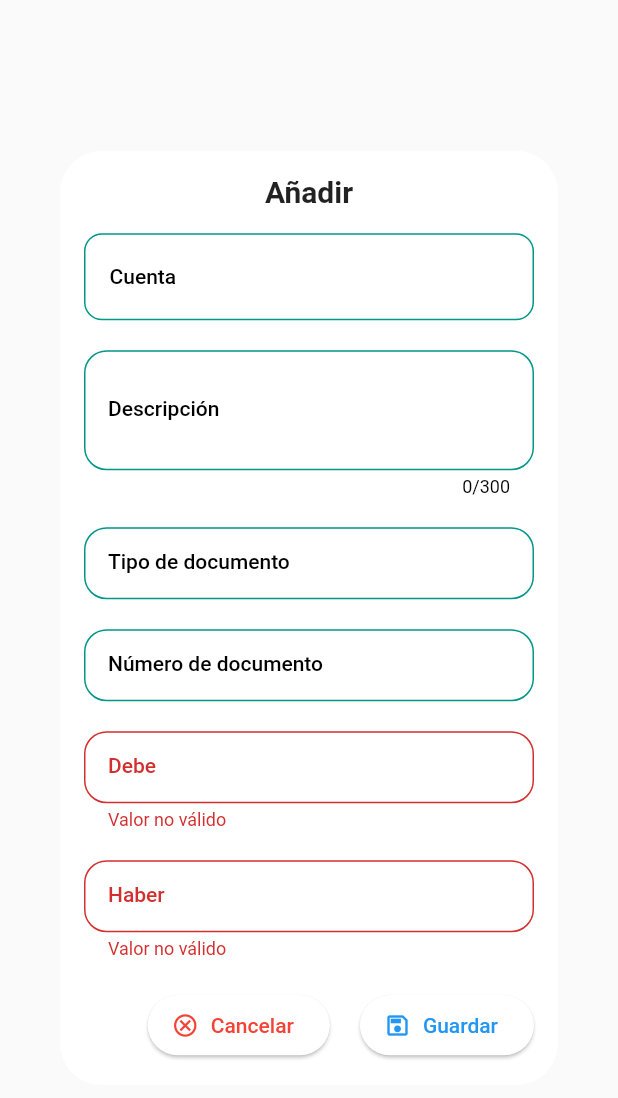
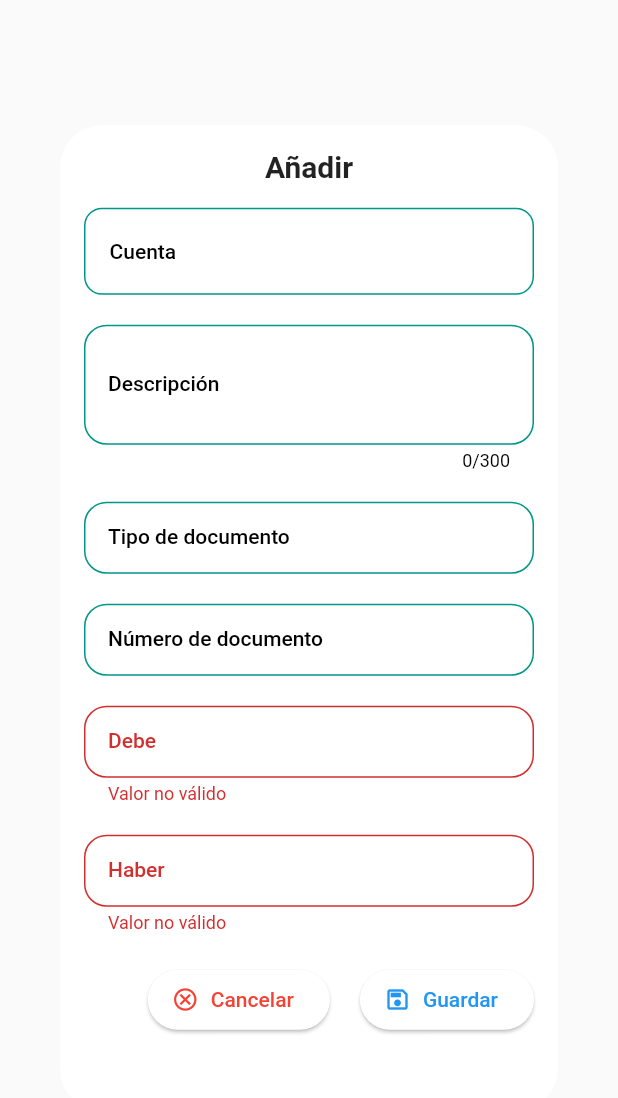
Before and after one commit to astudilloalex/flutter-sqlite-simple-accounting-windows, a Flutter app: the AddSeatDetailDialog widget shown alone on an empty page, opened directly, on a phone screen of 412 x 824 dp. Shown: the top 1098 px of the screen. Run offline on Flutter 3.47's test engine with Material 2 defaults, Android fonts, the phone set to English and light mode, and no system bars; our stand-ins replace flutter_bloc, get_it, get_storage, go_router, sqflite_common, sqflite_common_ffi; missing offline and left inert: bcrypt; accounts and stored records are empty; generated files the repository leaves out were written again.

Commit message:
For merge

```diff
--- a/lib/ui/pages/add_seat/widgets/add_seat_detail_dialog.dart
+++ b/lib/ui/pages/add_seat/widgets/add_seat_detail_dialog.dart
@@ -16,7 +16,7 @@ class AddSeatDetailDialog extends StatelessWidget {
       child: Padding(
         padding: const EdgeInsets.all(16.0),
         child: ConstrainedBox(
-          constraints: const BoxConstraints(maxWidth: 650.0),
+          constraints: const BoxConstraints(maxWidth: 650.0, maxHeight: 625.0),
           child: Column(
             mainAxisSize: MainAxisSize.min,
             children: [
@@ -28,7 +28,7 @@ class AddSeatDetailDialog extends StatelessWidget {
                 ),
               ),
               const Divider(),
-              const _Form(),
+              const Expanded(child: _Form()),
             ],
           ),
         ),
@@ -85,7 +85,6 @@ class _FormState extends State<_Form> {
     return Form(
       key: formKey,
       child: ListView(
-        shrinkWrap: true,
         children: [
           // Account
           ListTile(
--- a/pubspec.yaml
+++ b/pubspec.yaml
@@ -30,6 +30,7 @@ environment:
 dependencies:
   bcrypt: ^1.1.3
   collection: ^1.17.0
+  decimal: ^2.3.2
   flutter:
     sdk: flutter
   flutter_bloc: ^8.1.2
```
Also changed, not shown: lib/src/seat/domain/seat.dart (added), pubspec.lock.
